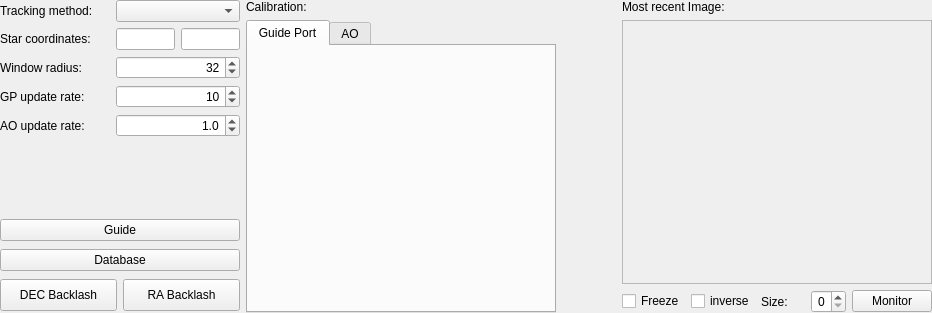
This is gui/snowgui/icegui/guidercontrollerwidget.ui in AndreasFMueller/AstroPhotography as Qt 5 draws it before an edit. The edited form follows.
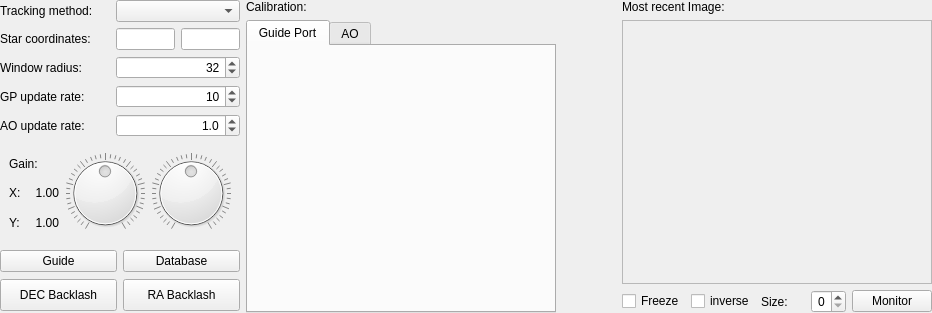
This is the edited form. Custom widgets are drawn as their Qt base class.

Patch:
```diff
--- a/gui/snowgui/icegui/guidercontrollerwidget.ui
+++ b/gui/snowgui/icegui/guidercontrollerwidget.ui
@@ -65,23 +65,10 @@
       <property name="bottomMargin">
        <number>0</number>
       </property>
-      <item row="3" column="0">
-       <widget class="QLabel" name="gpupdateintervalLabel">
+      <item row="2" column="0">
+       <widget class="QLabel" name="windowRadiusLabel">
         <property name="text">
-         <string>GP update rate:</string>
-        </property>
-       </widget>
-      </item>
-      <item row="3" column="1" colspan="2">
-       <widget class="QDoubleSpinBox" name="gpupdateintervalSpinBox">
-        <property name="alignment">
-         <set>Qt::AlignRight|Qt::AlignTrailing|Qt::AlignVCenter</set>
-        </property>
-        <property name="decimals">
-         <number>0</number>
-        </property>
-        <property name="value">
-         <double>10.000000000000000</double>
+         <string>Window radius:</string>
         </property>
        </widget>
       </item>
@@ -98,6 +85,40 @@
         </property>
        </widget>
       </item>
+      <item row="3" column="1" colspan="2">
+       <widget class="QDoubleSpinBox" name="gpupdateintervalSpinBox">
+        <property name="alignment">
+         <set>Qt::AlignRight|Qt::AlignTrailing|Qt::AlignVCenter</set>
+        </property>
+        <property name="decimals">
+         <number>0</number>
+        </property>
+        <property name="value">
+         <double>10.000000000000000</double>
+        </property>
+       </widget>
+      </item>
+      <item row="1" column="2">
+       <widget class="QLineEdit" name="staryField">
+        <property name="alignment">
+         <set>Qt::AlignRight|Qt::AlignTrailing|Qt::AlignVCenter</set>
+        </property>
+       </widget>
+      </item>
+      <item row="3" column="0">
+       <widget class="QLabel" name="gpupdateintervalLabel">
+        <property name="text">
+         <string>GP update rate:</string>
+        </property>
+       </widget>
+      </item>
+      <item row="1" column="1">
+       <widget class="QLineEdit" name="starxField">
+        <property name="alignment">
+         <set>Qt::AlignRight|Qt::AlignTrailing|Qt::AlignVCenter</set>
+        </property>
+       </widget>
+      </item>
       <item row="0" column="0">
        <widget class="QLabel" name="methodLabel">
         <property name="minimumSize">
@@ -118,32 +139,8 @@
         </property>
        </widget>
       </item>
-      <item row="1" column="2">
-       <widget class="QLineEdit" name="staryField">
-        <property name="alignment">
-         <set>Qt::AlignRight|Qt::AlignTrailing|Qt::AlignVCenter</set>
-        </property>
-       </widget>
-      </item>
-      <item row="1" column="1">
-       <widget class="QLineEdit" name="starxField">
-        <property name="alignment">
-         <set>Qt::AlignRight|Qt::AlignTrailing|Qt::AlignVCenter</set>
-        </property>
-       </widget>
-      </item>
-      <item row="5" column="0">
-       <spacer name="verticalSpacer">
-        <property name="orientation">
-         <enum>Qt::Vertical</enum>
-        </property>
-        <property name="sizeHint" stdset="0">
-         <size>
-          <width>20</width>
-          <height>40</height>
-         </size>
-        </property>
-       </spacer>
+      <item row="0" column="1" colspan="2">
+       <widget class="QComboBox" name="methodBox"/>
       </item>
       <item row="2" column="1" colspan="2">
        <widget class="snowgui::LogSpinBox" name="windowradiusSpinBox">
@@ -164,13 +161,6 @@
         </property>
        </widget>
       </item>
-      <item row="2" column="0">
-       <widget class="QLabel" name="label">
-        <property name="text">
-         <string>Window radius:</string>
-        </property>
-       </widget>
-      </item>
       <item row="4" column="1" colspan="2">
        <widget class="QDoubleSpinBox" name="aoupdateintervalSpinBox">
         <property name="alignment">
@@ -184,15 +174,12 @@
         </property>
        </widget>
       </item>
-      <item row="0" column="1" colspan="2">
-       <widget class="QComboBox" name="methodBox"/>
-      </item>
       <item row="9" column="0" colspan="3">
        <widget class="QWidget" name="buttonWidget" native="true">
         <property name="minimumSize">
          <size>
           <width>0</width>
-          <height>96</height>
+          <height>64</height>
          </size>
         </property>
         <layout class="QGridLayout" name="gridLayout_2">
@@ -234,14 +221,14 @@
            </property>
           </widget>
          </item>
-         <item row="0" column="0" colspan="2">
+         <item row="0" column="0">
           <widget class="QPushButton" name="guideButton">
            <property name="text">
             <string>Guide</string>
            </property>
           </widget>
          </item>
-         <item row="1" column="0" colspan="2">
+         <item row="0" column="1">
           <widget class="QPushButton" name="databaseButton">
            <property name="text">
             <string>Database</string>
@@ -251,6 +238,106 @@
         </layout>
        </widget>
       </item>
+      <item row="5" column="0" colspan="3">
+       <widget class="QWidget" name="gainWidget" native="true">
+        <property name="minimumSize">
+         <size>
+          <width>32</width>
+          <height>0</height>
+         </size>
+        </property>
+        <layout class="QGridLayout" name="gridLayout_3">
+         <item row="2" column="0">
+          <widget class="QLabel" name="yGainLabel">
+           <property name="text">
+            <string>Y:</string>
+           </property>
+          </widget>
+         </item>
+         <item row="1" column="0">
+          <widget class="QLabel" name="xGainLabel">
+           <property name="text">
+            <string>X:</string>
+           </property>
+          </widget>
+         </item>
+         <item row="1" column="1">
+          <widget class="QLabel" name="xGainValue">
+           <property name="minimumSize">
+            <size>
+             <width>32</width>
+             <height>0</height>
+            </size>
+           </property>
+           <property name="text">
+            <string>1.00</string>
+           </property>
+           <property name="alignment">
+            <set>Qt::AlignRight|Qt::AlignTrailing|Qt::AlignVCenter</set>
+           </property>
+          </widget>
+         </item>
+         <item row="0" column="2" rowspan="3">
+          <widget class="QDial" name="xGainDial">
+           <property name="toolTip">
+            <string extracomment="X Gain"/>
+           </property>
+           <property name="maximum">
+            <number>160</number>
+           </property>
+           <property name="sliderPosition">
+            <number>80</number>
+           </property>
+           <property name="notchesVisible">
+            <bool>true</bool>
+           </property>
+          </widget>
+         </item>
+         <item row="0" column="3" rowspan="3">
+          <widget class="QDial" name="yGainDial">
+           <property name="toolTip">
+            <string extracomment="Y Gain"/>
+           </property>
+           <property name="maximum">
+            <number>160</number>
+           </property>
+           <property name="value">
+            <number>80</number>
+           </property>
+           <property name="sliderPosition">
+            <number>80</number>
+           </property>
+           <property name="notchesVisible">
+            <bool>true</bool>
+           </property>
+          </widget>
+         </item>
+         <item row="2" column="1">
+          <widget class="QLabel" name="yGainValue">
+           <property name="minimumSize">
+            <size>
+             <width>32</width>
+             <height>0</height>
+            </size>
+           </property>
+           <property name="text">
+            <string>1.00</string>
+           </property>
+           <property name="alignment">
+            <set>Qt::AlignRight|Qt::AlignTrailing|Qt::AlignVCenter</set>
+           </property>
+          </widget>
+         </item>
+         <item row="0" column="0" colspan="2">
+          <widget class="QLabel" name="gainLabel">
+           <property name="text">
+            <string>Gain:</string>
+           </property>
+          </widget>
+         </item>
+        </layout>
+       </widget>
+      </item>
      </layout>
     </widget>
    </item>
```
